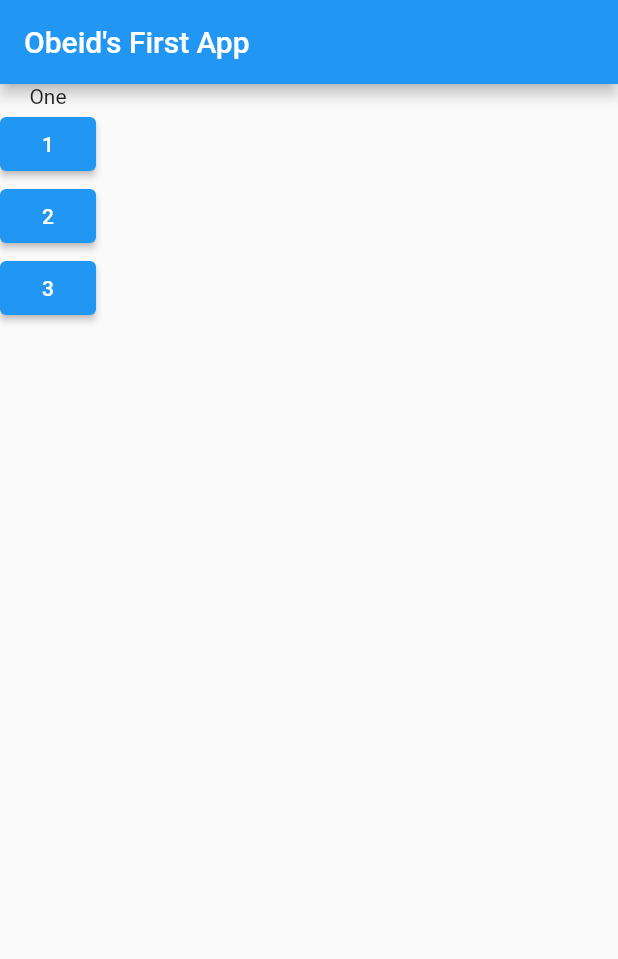
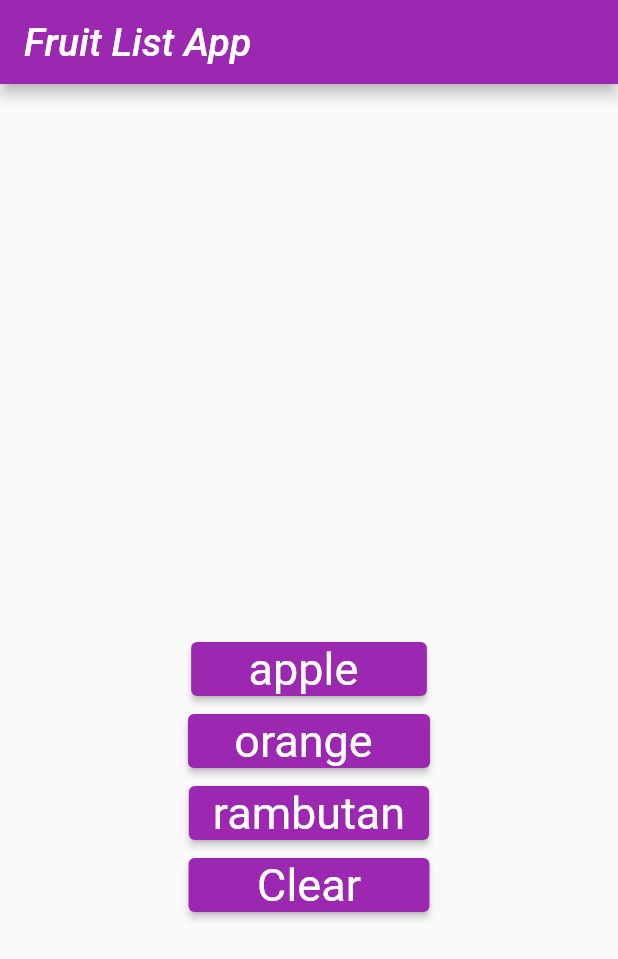
Before and after one commit to ObeidSalem/list_in_flutter, a Flutter app: the screen it shows after launch, on a phone screen of 412 x 824 dp. Shown: the top 959 px of the screen. Run offline on Flutter 3.47's test engine with Material 2 defaults, Android fonts, the phone set to English and light mode, and no system bars.

Commit message:
state full widget with nice purple design has been done

```diff
--- a/lib/main.dart
+++ b/lib/main.dart
@@ -1,34 +1,100 @@
+// Using List in Flutter
+// We learn a little bit about creating your app from scratch and using buttons and creating actions.
+//
+// In this assignment, you will create:
+//
+// 1) a flutter app
+//
+// 2) create an object with hard coded list of items, for example apple, orange, rambutan...
+//
+// 3) Create a textbox widget to enter a choice of 1,2,3,or ...
+//
+// 4, Create a button to access the list and display the content of the list depending on what was chosen on the textbox.
+//
+// So if 1 is entered in the textbox, than, display apple.
+//
+// Create a github, and submit the link to your repo for this assignment.
+
 import 'package:flutter/material.dart';
 
 void main() =>  runApp(MyApp());
 
-class MyApp extends StatelessWidget{
-  var numbersIndex = 0;
-  void buttonPressed(){
-    if (numbersIndex < 2){
-      numbersIndex++;
-    } else {
-      numbersIndex = 0;
-    }
-    print('Button Pressed ${numbersIndex}');
+class MyApp extends StatefulWidget {
+
+  @override
+  State<StatefulWidget> createState(){
+    return MyAppState();
   }
 
+}
+
+class MyAppState extends State<MyApp> {
+  var fruitIndex = 0;
+
   @override
-  var numbers = ["One","Two","Three"];
+  var fruitList = [" ", "apple", "orange", "rambutan"];
   Widget build(BuildContext context) {
     return MaterialApp(
+      theme: ThemeData(
+        primarySwatch: Colors.purple,
+        // fontFamily: 'Georgia',
+        textTheme: const TextTheme(
+          headline1: TextStyle(
+              fontSize: 72.0,
+              fontWeight: FontWeight.bold
+          ),
+          headline6: TextStyle(
+              fontSize: 26.0,
+              fontStyle: FontStyle.italic
+          ),
+          bodyText2: TextStyle(
+              fontSize: 44.0,
+              fontFamily: 'Hind'
+          ),
+        ),
+        elevatedButtonTheme: ElevatedButtonThemeData(
+          style: ElevatedButton.styleFrom(
+            textStyle: TextStyle(
+              fontSize: 30,
+            ),
+          ),
+        ),
+      ),
       home: Scaffold(
         appBar: AppBar(
-          title: Text("Obeid's First App"),
+          title: Text("Fruit List App"),
         ),
-        body: Column(
-          children: [
-            Text(numbers[numbersIndex]),
-            ElevatedButton(child: Text('1'),onPressed: buttonPressed),
-            ElevatedButton(child: Text('2'),onPressed: buttonPressed),
-            ElevatedButton(child: Text('3'),onPressed: buttonPressed),
-
-          ],
+        body: Center(
+          child: Column(
+            mainAxisAlignment: MainAxisAlignment.center,
+            children: [
+              Text('${fruitList[fruitIndex]}\n\n'),
+              ElevatedButton(child: Text('   apple    '), onPressed: () => {
+                setState(() {
+                  fruitIndex = 1;
+                }),
+                print('Button Pressed, fruitIndex value is ${fruitIndex} now'),
+              }),
+              ElevatedButton(child: Text('  orange   '),onPressed: () => {
+                setState(() {
+                  fruitIndex = 2;
+                }),
+                print('Button Pressed, fruitIndex value is ${fruitIndex} now'),
+              }),
+              ElevatedButton(child: Text('rambutan'),onPressed: () => {
+                setState(() {
+                  fruitIndex = 3;
+                }),
+                print('Button Pressed, fruitIndex value is ${fruitIndex} now'),
+              }),
+              ElevatedButton(child: Text('    Clear    '),onPressed: () => {
+                setState(() {
+                  fruitIndex = 0;
+                }),
+                print('Button Pressed, fruitIndex value is ${fruitIndex} now'),
+              }),
+            ],
+          ),
         ),
       ),
     );
```
